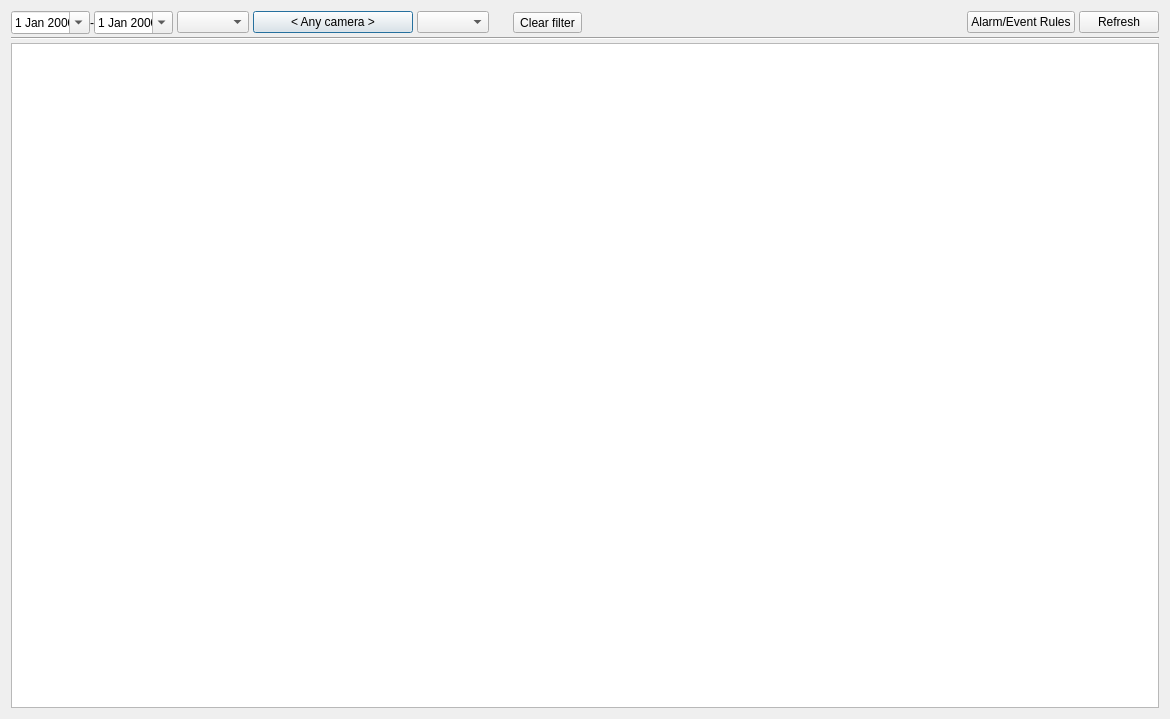
First picture: the form in client/src/ui/dialogs/event_log_dialog.ui, repository networkoptix/nx_open, before the edit.
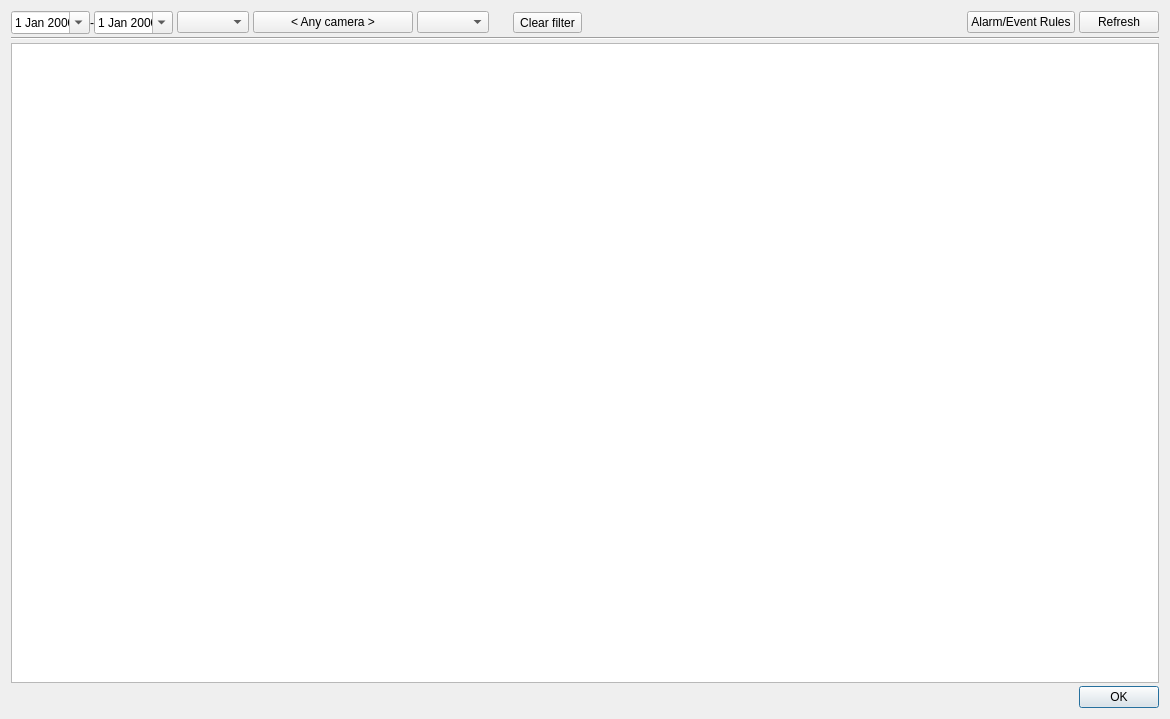
Second picture: the form after the edit. Custom widgets are drawn as their Qt base class.

Commit message:
Improving BusinessRules and EventRules dialogs
<==== Mercurial data ====>
Branch: master

```diff
--- a/client/src/ui/dialogs/event_log_dialog.ui
+++ b/client/src/ui/dialogs/event_log_dialog.ui
@@ -199,6 +199,13 @@
      </attribute>
     </widget>
    </item>
+   <item>
+    <widget class="QDialogButtonBox" name="buttonBox">
+     <property name="standardButtons">
+      <set>QDialogButtonBox::Ok</set>
+     </property>
+    </widget>
+   </item>
   </layout>
  </widget>
  <customwidgets>
```
Left out of the diff: 2 changed lines with no effect on the pictures. The commit also changes 9 other files.
